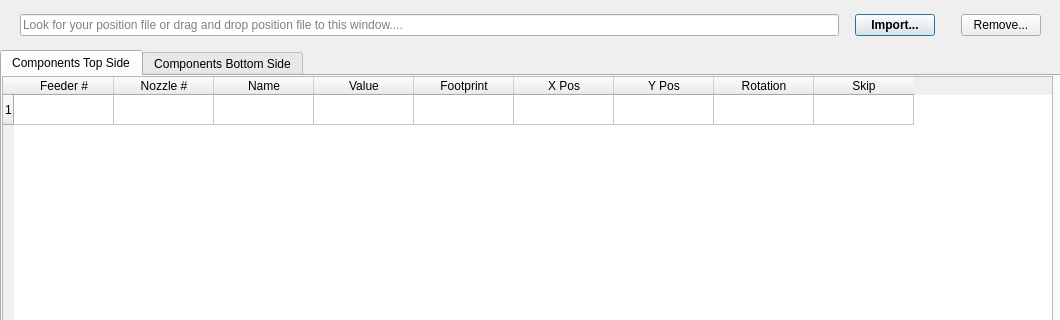
Above: App/ui/GenerateNeodenFile_ui.ui from fernandeclercq/FabAPP before the change; both pictures show x 0 to 1060 and y 0 to 320 of the 1060 by 800 pixel window. Below: the same form after it.
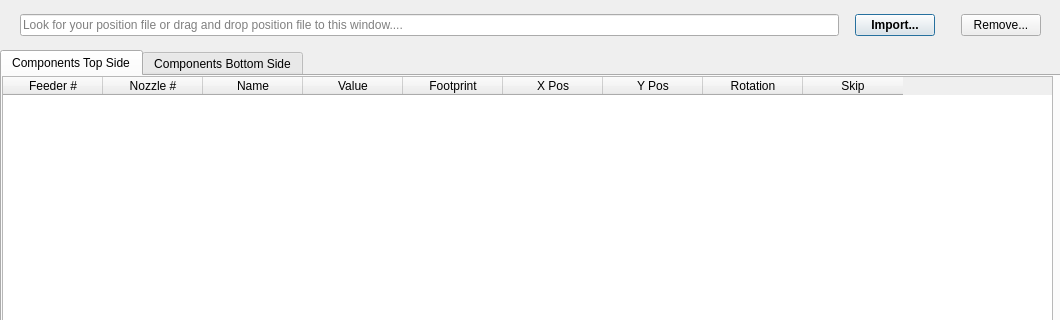
That is the form after the change. The open tabs and pages were chosen to show the change.

Commit message: add stack to neodenfile based on existing component

```diff
--- a/App/ui/GenerateNeodenFile_ui.ui
+++ b/App/ui/GenerateNeodenFile_ui.ui
@@ -264,9 +264,8 @@
          <set>QAbstractItemView::NoEditTriggers</set>
         </property>
         <property name="rowCount">
-         <number>1</number>
+         <number>0</number>
         </property>
-        <row/>
         <column>
          <property name="text">
           <string>Feeder #</string>
```
Left out of the diff: 2 changed lines with no effect on the pictures. The commit also changes 2 other files.
